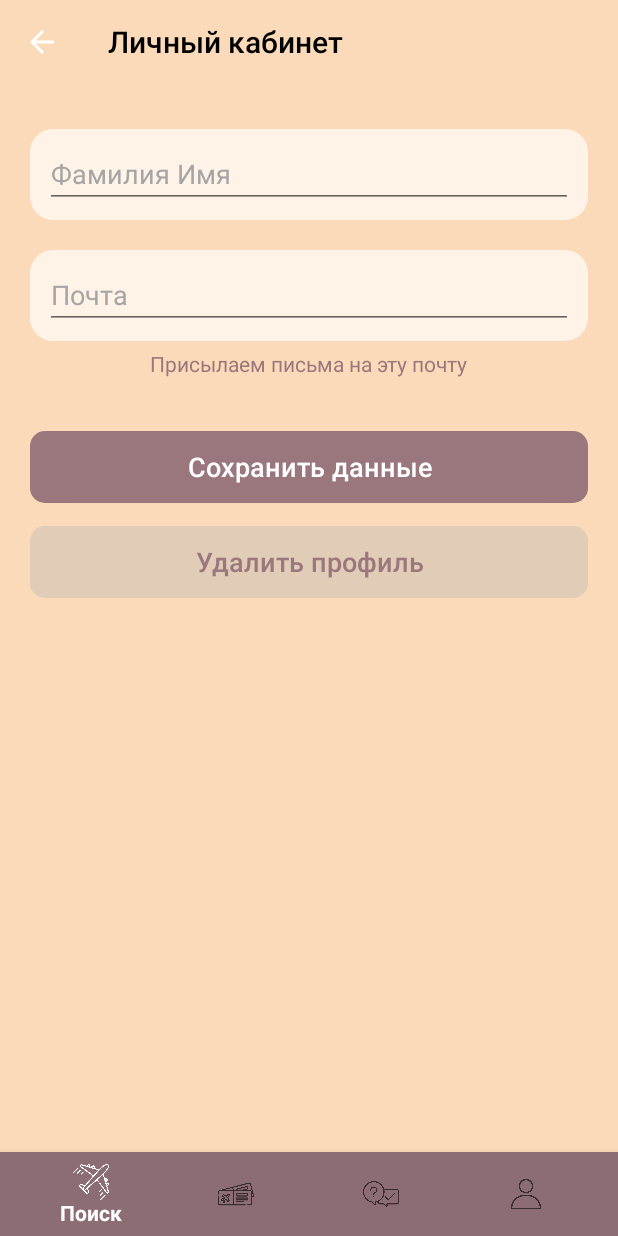
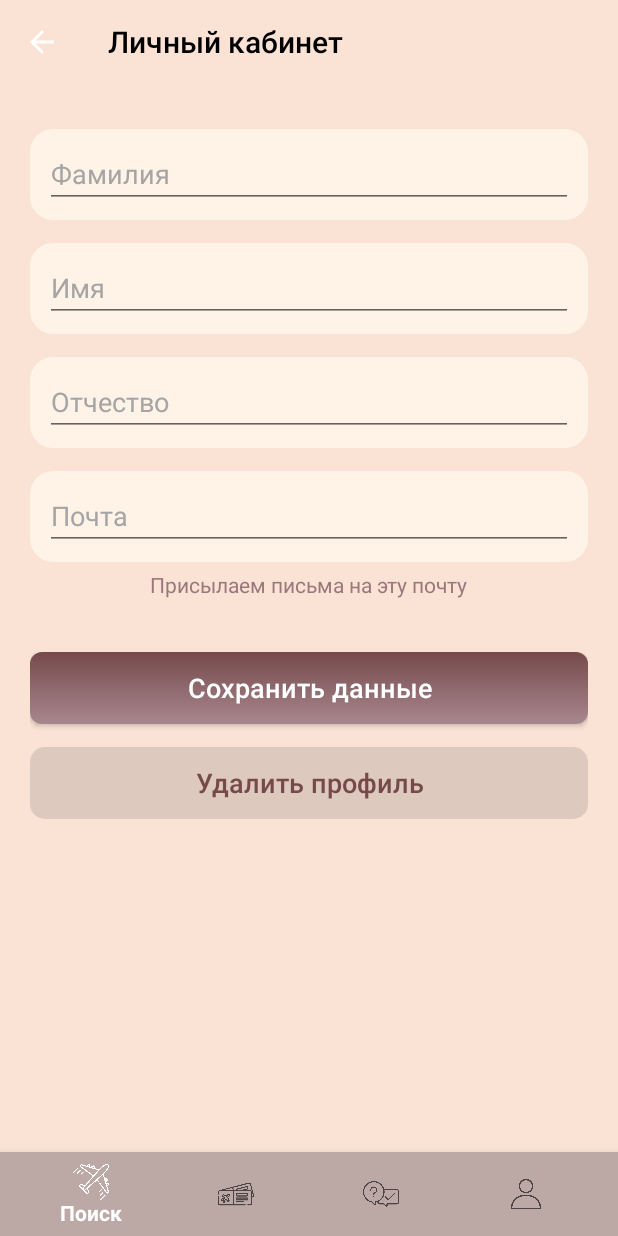
Before and after one commit to nametttt/OchyMobil, an Android app: the fragment MyCabFragment placed in its activity, on a phone screen of 412 x 824 dp. Run offline under Robolectric (Android 15) with nearby library versions, the phone set to English and light mode, and no system bars; our stand-ins replace Firebase (no records; nobody signed in at launch, a user with empty details on screens opened directly); 3 statements that could not run were skipped.

Commit message:
colors...

```diff
--- a/app/src/main/AndroidManifest.xml
+++ b/app/src/main/AndroidManifest.xml
@@ -1,6 +1,6 @@
 <?xml version="1.0" encoding="utf-8"?>
 <manifest xmlns:android="http://schemas.android.com/apk/res/android"
-    xmlns:tools="http://schemas.android.com/tools">
+    xmlns:tools="http://schemas.android.com/tools" >
 
     <application
         android:allowBackup="true"
@@ -10,7 +10,7 @@
         android:label="@string/app_name"
         android:supportsRtl="true"
         android:theme="@style/Theme.Ochy"
-        tools:targetApi="31">
+        tools:targetApi="31" >
         <activity
             android:name=".SplashScreen"
             android:exported="true" >
@@ -31,7 +31,7 @@
             android:exported="false" />
         <activity
             android:name=".RegisterActivity"
-            android:exported="false"/>
+            android:exported="false" />
     </application>
 
 </manifest>
--- a/app/src/main/java/com/ochy/ochy/MyCabFragment.java
+++ b/app/src/main/java/com/ochy/ochy/MyCabFragment.java
@@ -55,7 +55,7 @@ public class MyCabFragment extends Fragment {
                         Map<String, Object> map = user1.toMap();
                         map.put("fio",ed1.getText().toString());
                         map.put("email",ed2.getText().toString());
-                        Toast.makeText(getActivity(), "Я люблю Таню но не помню пароль", Toast.LENGTH_SHORT).show();
+                        Toast.makeText(getActivity(), "Данные изменены", Toast.LENGTH_SHORT).show();
                         //ref.child(pC.getSplittedPathChild(user.getEmail())).child("acc").updateChildren(map);
                     }
 
--- a/app/src/main/res/drawable/btn_exit.xml
+++ b/app/src/main/res/drawable/btn_exit.xml
@@ -1,6 +1,6 @@
 <?xml version="1.0" encoding="utf-8"?>
 <shape xmlns:android="http://schemas.android.com/apk/res/android" android:shape="rectangle" >
-    <solid android:color="#E0CCB7"/>
+    <solid android:color="#DDC9BE"/>
 
     <corners android:radius="10dp"/>
 </shape>
--- a/app/src/main/res/drawable/gradient_button.xml
+++ b/app/src/main/res/drawable/gradient_button.xml
@@ -2,7 +2,7 @@
 <shape xmlns:android="http://schemas.android.com/apk/res/android" android:shape="rectangle" >
     <gradient android:angle="270"
         android:startColor="#FF764A4B"
-        android:endColor="#FFA7878E"/>
-
+        android:endColor="#FFA7878E"
+        />
     <corners android:radius="8dp"/>
 </shape>
--- a/app/src/main/res/layout/activity_login.xml
+++ b/app/src/main/res/layout/activity_login.xml
@@ -36,7 +36,7 @@
                 android:layout_width="wrap_content"
                 android:layout_height="100dp"
                 android:layout_marginTop="25dp"
-                android:layout_marginBottom="10dp"
+                android:layout_marginBottom="20dp"
                 android:src="@drawable/enticon"/>
 
 
@@ -80,7 +80,7 @@
             <androidx.appcompat.widget.AppCompatButton
                 android:id="@+id/button"
                 android:layout_width="wrap_content"
-                android:layout_height="70dp"
+                android:layout_height="60dp"
                 android:background="@drawable/gradient_button"
                 android:layout_marginTop="15dp"
                 android:textColor="@color/white"
--- a/app/src/main/res/layout/activity_main.xml
+++ b/app/src/main/res/layout/activity_main.xml
@@ -22,6 +22,6 @@
         android:layout_alignParentBottom="true"
         android:layout_height="?actionBarSize"
         android:theme="@style/AppTheme"
-        app:backgroundTint="#8d6d74"
+        app:backgroundTint="#BCA9A5"
         app:menu="@menu/bnb" />
 </RelativeLayout>
--- a/app/src/main/res/layout/activity_register.xml
+++ b/app/src/main/res/layout/activity_register.xml
@@ -38,7 +38,7 @@
                 android:layout_width="wrap_content"
                 android:layout_height="100dp"
                 android:layout_marginTop="25dp"
-                android:layout_marginBottom="10dp"
+                android:layout_marginBottom="20dp"
                 android:src="@drawable/enticon"/>
 
 
@@ -114,7 +114,7 @@
             <androidx.appcompat.widget.AppCompatButton
                 android:id="@+id/button"
                 android:layout_width="wrap_content"
-                android:layout_height="70dp"
+                android:layout_height="60dp"
                 android:background="@drawable/gradient_button"
                 android:layout_marginTop="15dp"
 
--- a/app/src/main/res/layout/activity_reset_password.xml
+++ b/app/src/main/res/layout/activity_reset_password.xml
@@ -35,7 +35,7 @@
                 android:layout_width="wrap_content"
                 android:layout_height="100dp"
                 android:layout_marginTop="25dp"
-                android:layout_marginBottom="10dp"
+                android:layout_marginBottom="20dp"
                 android:src="@drawable/enticon"/>
 
 
@@ -44,6 +44,7 @@
                 android:layout_height="wrap_content"
                 android:text="@string/resPassText"
                 android:textSize="18sp"
+                android:layout_margin="10dp"
                 android:textAlignment="textStart"
                 android:textColor="@color/black" />
 
@@ -62,7 +63,7 @@
             <androidx.appcompat.widget.AppCompatButton
                 android:id="@+id/button"
                 android:layout_width="wrap_content"
-                android:layout_height="70dp"
+                android:layout_height="60dp"
                 android:background="@drawable/gradient_button"
                 android:layout_marginTop="15dp"
                 android:textColor="@color/white"
--- a/app/src/main/res/layout/fragment_my_cab.xml
+++ b/app/src/main/res/layout/fragment_my_cab.xml
@@ -45,17 +45,57 @@
                             android:layout_centerInParent="true"
                             android:layout_marginHorizontal="10dp"
                             android:layout_marginTop="15dp"
-                            android:hint="Фамилия Имя"
+                            android:hint="Фамилия"
                             android:textColor="@color/black"
                             android:textColorHint="@color/gray"
                             android:textSize="18dp" />
+
                     </RelativeLayout>
-
 
                     <RelativeLayout
                         android:layout_width="match_parent"
                         android:background="@drawable/settings"
-                        android:layout_marginTop="20dp"
+                        android:layout_marginTop="15dp"
+                        android:layout_height="wrap_content">
+
+                        <EditText
+                            android:id="@+id/ed3"
+                            android:layout_width="match_parent"
+                            android:layout_height="wrap_content"
+                            android:layout_centerInParent="true"
+                            android:layout_marginHorizontal="10dp"
+                            android:layout_marginTop="15dp"
+                            android:hint="Имя"
+                            android:textColor="@color/black"
+                            android:textColorHint="@color/gray"
+                            android:textSize="18dp" />
+
+                    </RelativeLayout>
+
+                    <RelativeLayout
+                        android:layout_width="match_parent"
+                        android:background="@drawable/settings"
+                        android:layout_marginTop="15dp"
+                        android:layout_height="wrap_content">
+
+                        <EditText
+                            android:id="@+id/ed4"
+                            android:layout_width="match_parent"
+                            android:layout_height="wrap_content"
+                            android:layout_centerInParent="true"
+                            android:layout_marginHorizontal="10dp"
+                            android:layout_marginTop="15dp"
+                            android:hint="Отчество"
+                            android:textColor="@color/black"
+                            android:textColorHint="@color/gray"
+                            android:textSize="18dp" />
+
+                    </RelativeLayout>
+
+                    <RelativeLayout
+                        android:layout_width="match_parent"
+                        android:background="@drawable/settings"
+                        android:layout_marginTop="15dp"
                         android:layout_height="wrap_content">
 
                         <EditText
@@ -64,10 +104,10 @@
                             android:layout_height="wrap_content"
                             android:layout_centerInParent="true"
                             android:layout_marginHorizontal="10dp"
+
                             android:layout_marginTop="15dp"
                             android:hint="Почта"
                             android:textColor="@color/black"
-
                             android:textColorHint="@color/gray"
                             android:textSize="18dp" />
                     </RelativeLayout>
@@ -94,7 +134,7 @@
                 android:text="Сохранить данные"
                 android:textColor="@color/white"
                 android:textAllCaps="false"
-                android:background="@drawable/button_add_passa"/>
+                android:background="@drawable/gradient_button"/>
 
             <androidx.appcompat.widget.AppCompatButton
                 android:layout_gravity="center"
@@ -105,7 +145,7 @@
                 android:layout_weight="1"
                 android:paddingHorizontal="40dp"
                 android:text="Удалить профиль"
-                android:textColor="#9A777C"
+                android:textColor="#FF764A4B"
                 android:textAllCaps="false"
                 android:background="@drawable/btn_exit"/>
         </LinearLayout>
--- a/app/src/main/res/menu/bnb.xml
+++ b/app/src/main/res/menu/bnb.xml
@@ -6,7 +6,7 @@
         android:icon="@drawable/plane"/>
     <item
         android:id="@+id/orders"
-        android:title="Заказы"
+        android:title="Мои билеты"
         android:icon="@drawable/bilety"/>
     <item
         android:id="@+id/dopomoga"
--- a/app/src/main/res/values/colors.xml
+++ b/app/src/main/res/values/colors.xml
@@ -10,7 +10,7 @@
     <color name="red">#E41C38</color>
     <color name="green">#5CA339</color>
     <color name="gray">#A5A5A5</color>
-    <color name="bezh">#FBDAB9</color>
+    <color name="bezh">#FAE3D5</color>
     <color name="brown">#804030</color>
     <color name="hz">#a8a8a8</color>
     <color name="gray_shape_none">#C8C8C8</color>
```
Also changed, not shown: app/src/main/java/com/ochy/ochy/MyCards.java (added, +64 -0 lines), app/src/main/res/layout/fragment_my_cards.xml (added, +14 -0 lines), app/src/main/res/layout/fragment_profile.xml (+5 -2 lines).
